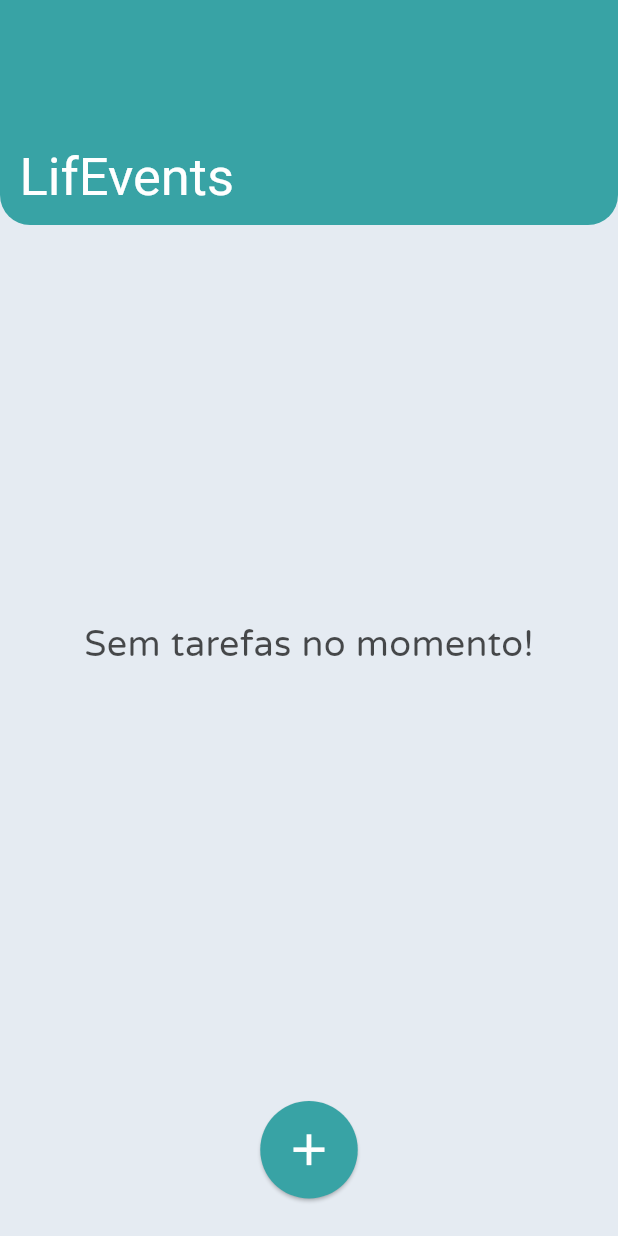
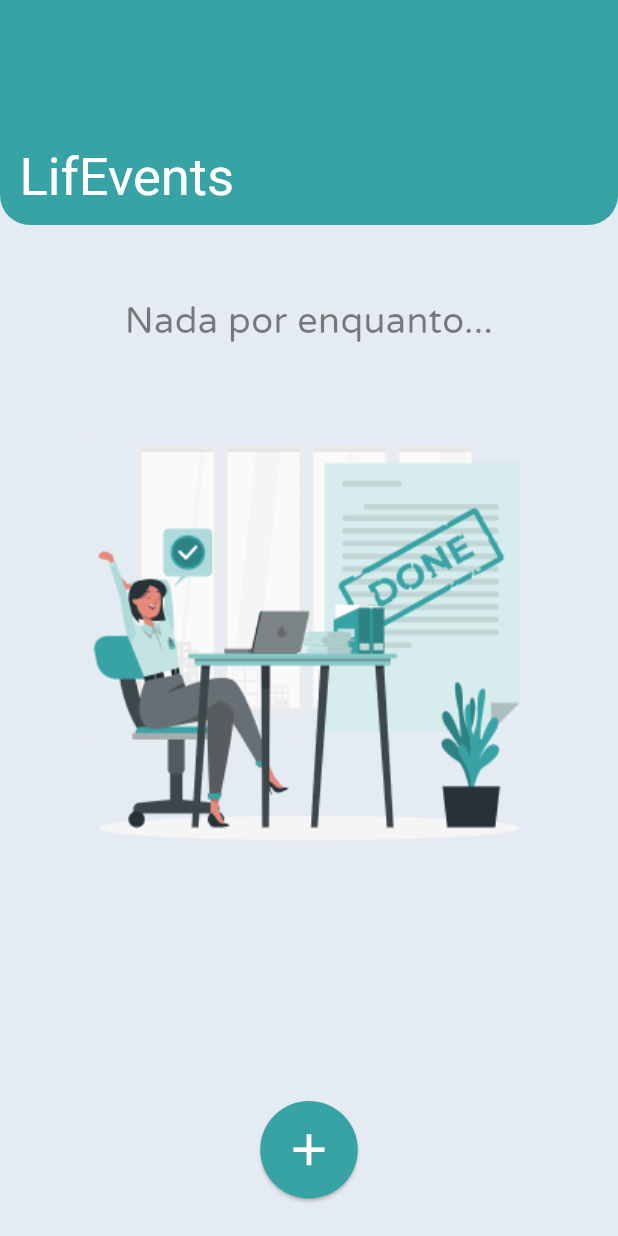
Before and after one commit to felipegrecco/LifEvents, a Flutter app: the LembretesPage screen opened directly, on a phone screen of 412 x 824 dp. Run offline on Flutter 3.47's test engine with Material 3 defaults, Android fonts, the light colour scheme and no system bars; our stand-ins replace date_time_picker; Roboto replaces fonts that are missing (VarelaRound).

Commit message:
Imagem de tarefas concluidas adicionada

```diff
--- a/lib/LembretesPage.dart
+++ b/lib/LembretesPage.dart
@@ -51,14 +51,39 @@ class _LembretesPageState extends State<LembretesPage> {
           Expanded(
             child: tasks.isEmpty
                 ? Center(
-                    child: Text("Sem tarefas no momento!",
+                    child: Column(children: [
+                    SizedBox(
+                      height: 50,
+                    ),
+                    SizedBox(
+                      width: 350,
+                      height: 40,
+                      child: Text(
+                        'Nada por enquanto...',
+                        textAlign: TextAlign.center,
                         style: TextStyle(
-                          color: Colors.black.withOpacity(0.699999988079071),
+                          color: Colors.black.withOpacity(0.49000000953674316),
                           fontSize: 24,
                           fontFamily: 'Varela Round',
-                          fontWeight: FontWeight.w500,
-                        )),
-                  )
+                          fontWeight: FontWeight.w400,
+                          height: 0,
+                        ),
+                      ),
+                    ),
+                    SizedBox(
+                      height: 36,
+                    ),
+                    Container(
+                      width: 361,
+                      height: 312,
+                      decoration: BoxDecoration(
+                        image: DecorationImage(
+                          image: AssetImage('assets/images/done.png'),
+                          fit: BoxFit.fill,
+                        ),
+                      ),
+                    )
+                  ]))
                 : ListView.builder(
                     padding: EdgeInsets.only(top: 20),
                     itemCount: tasks.length,
@@ -80,7 +105,7 @@ class _LembretesPageState extends State<LembretesPage> {
                             ),
                           ],
                         ),
-                        height: 90,
+                        height: 100,
                         width: 355,
                         child: Container(
                           padding: EdgeInsets.only(left: 17, top: 13),
@@ -172,7 +197,7 @@ class _LembretesPageState extends State<LembretesPage> {
                                           ),
                                         ),
                                         SizedBox(
-                                          width: 14.5,
+                                          width: 7.5,
                                         )
                                       ],
                                     ))
@@ -233,10 +258,8 @@ class _LembretesPageState extends State<LembretesPage> {
         return Colors.yellow;
       case 3:
         return Colors.blue;
-      case 4:
+      default:
         return Colors.grey;
-      default:
-        return Colors.white;
     }
   }
 }
```
Also changed, not shown: assets/images/done.png (added), pubspec.lock.
